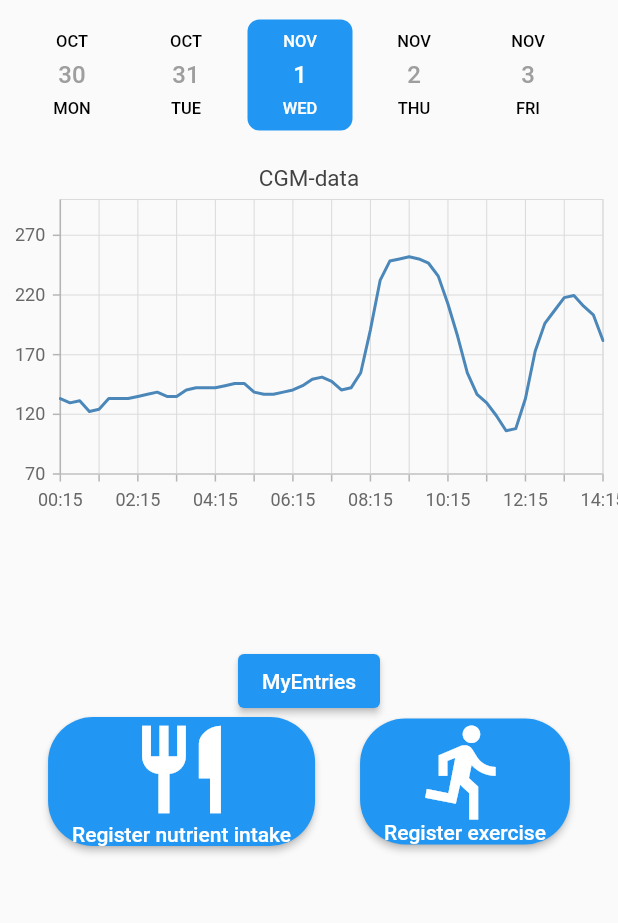
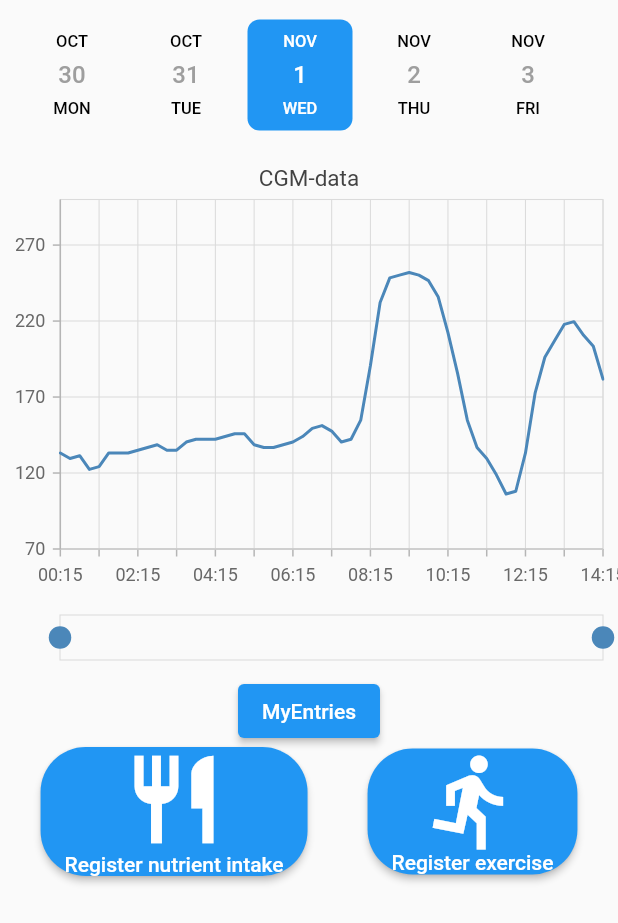
Before and after one commit to NicolajBP/P5Flutter, a Flutter app: the HomePage screen opened directly, on a phone screen of 412 x 824 dp. Shown: the top 923 px of the screen. Run offline on Flutter 3.47's test engine with Material 2 defaults, Android fonts, the phone set to English and light mode, and no system bars; drawn by our look-alikes of date_picker_timeline; our stand-ins replace cloud_firestore, firebase_auth, firebase_core, google_fonts, syncfusion_flutter_charts; accounts and stored records are empty; network calls fail.

Commit message:
har lavet ny graf

```diff
--- a/lib/graph.dart
+++ b/lib/graph.dart
@@ -1,9 +1,5 @@
 import 'package:flutter/material.dart';
-import 'package:intl/intl.dart';
 import 'package:syncfusion_flutter_charts/charts.dart';
-import 'package:excel/excel.dart';
-import 'dart:io';
-import 'package:path/path.dart';
 
 
 class LiveChartWidget extends StatefulWidget {
@@ -13,14 +9,81 @@ class LiveChartWidget extends StatefulWidget {
 
 class _LiveChartWidgetState extends State<LiveChartWidget> {
   late List<LiveData> chartData;
+  late List<Register> registerData;
   /*  late ChartSeriesController _chartSeriesController; */
 
   @override
   void initState() {
     super.initState();
     chartData = getChartData();
+    registerData = getRegisterData();
     /* Timer.periodic(const Duration(seconds: 1), updateDataSource); */
   }
+
+List<Register> getRegisterData(){
+  return <Register>[
+    Register(times:DateTime(2021,2,8,0,15)),
+    Register(times:DateTime(2021,2,8,0,30)),
+    Register(times:DateTime(2021,2,8,0,45)),
+    Register(times:DateTime(2021,2,8,1,0)),
+    Register(times:DateTime(2021,2,8,1,15)),
+    Register(times:DateTime(2021,2,8,1,30)),
+    Register(times:DateTime(2021,2,8,1,45)),
+    Register(times:DateTime(2021,2,8,2,0)),
+    Register(times:DateTime(2021,2,8,2,15)),
+    Register(times:DateTime(2021,2,8,2,30)),
+    Register(times:DateTime(2021,2,8,2,45)),
+    Register(times:DateTime(2021,2,8,3,0)),
+    Register(times:DateTime(2021,2,8,3,15)),
+    Register(times:DateTime(2021,2,8,3,30)),
+    Register(times:DateTime(2021,2,8,3,45)),
+    Register(times:DateTime(2021,2,8,4,0)),
+    Register(times:DateTime(2021,2,8,4,15)),
+    Register(times:DateTime(2021,2,8,4,30)),
+    Register(times:DateTime(2021,2,8,4,45)),
+    Register(times:DateTime(2021,2,8,5,0)),
+    Register(times:DateTime(2021,2,8,5,15)),
+    Register(times:DateTime(2021,2,8,5,30)),
+    Register(times:DateTime(2021,2,8,5,45)),
+    Register(times:DateTime(2021,2,8,6,0)),
+    Register(times:DateTime(2021,2,8,6,15)),
+    Register(times:DateTime(2021,2,8,6,30)),
+    Register(times:DateTime(2021,2,8,6,45)),
+    Register(times:DateTime(2021,2,8,7,0),eating: 1),
+    Register(times:DateTime(2021,2,8,7,15)),
+    Register(times:DateTime(2021,2,8,7,30)),
+    Register(times:DateTime(2021,2,8,7,45)),
+    Register(times:DateTime(2021,2,8,8,0)),
+    Register(times:DateTime(2021,2,8,8,15)),
+    Register(times:DateTime(2021,2,8,8,30)),
+    Register(times:DateTime(2021,2,8,8,45)),
+    Register(times:DateTime(2021,2,8,9,0)),
+    Register(times:DateTime(2021,2,8,9,15)),
+    Register(times:DateTime(2021,2,8,9,30)),
+    Register(times:DateTime(2021,2,8,9,45)),
+    Register(times:DateTime(2021,2,8,10,0),eating: 1),
+    Register(times:DateTime(2021,2,8,10,15)),
+    Register(times:DateTime(2021,2,8,10,30)),
+    Register(times:DateTime(2021,2,8,10,45)),
+    Register(times:DateTime(2021,2,8,11,0)),
+    Register(times:DateTime(2021,2,8,11,15)),
+    Register(times:DateTime(2021,2,8,11,30),exercise: 1),
+    Register(times:DateTime(2021,2,8,11,45)),
+    Register(times:DateTime(2021,2,8,12,0)),
+    Register(times:DateTime(2021,2,8,12,15)),
+    Register(times:DateTime(2021,2,8,12,30)),
+    Register(times:DateTime(2021,2,8,12,45)),
+    Register(times:DateTime(2021,2,8,13,0)),
+    Register(times:DateTime(2021,2,8,13,15)),
+    Register(times:DateTime(2021,2,8,13,30)),
+    Register(times:DateTime(2021,2,8,13,45)),
+    Register(times:DateTime(2021,2,8,14,0)),
+    Register(times:DateTime(2021,2,8,14,15)),
+  ];
+}
+
+
+
 
 // Den behøver ikke opdatere hele tiden, den opdatere hver gang man går på homepage,så hvis den downloader data fra firebase inden opdatere den fint
 
@@ -102,12 +165,16 @@ updateDataSource(Timer timer){
  */
 
 // Det Her er widget der bygger grafen op
+
+
 @override
   Widget build(BuildContext context) {
-
-    return SafeArea(
-        child: Scaffold(
-            body: SfCartesianChart(
+  return Scaffold(
+            body: Center(
+                child: Container(
+                    child: Column(children: [
+                      Container(
+                        child: SfCartesianChart(
                           title: ChartTitle(text: 'CGM-data'),
                           legend: const Legend(isVisible: false),
                           series: <ChartSeries>[
@@ -118,12 +185,12 @@ updateDataSource(Timer timer){
                             ),
                           ],
                           primaryXAxis: DateTimeAxis(
-      intervalType: DateTimeIntervalType.hours, interval:1,
+                          intervalType: DateTimeIntervalType.auto, interval:1,
                           plotBands: <PlotBand>[                                      //grøn bånd
                                 PlotBand(
                                 isVisible: true,
                                 start: DateTime(2021,2,8,0,0),      //x-aksen start - går nok galt når vi ændrer dagen
-            end: DateTime(2021,2,8,14,0),
+                                end: DateTime(2021,2,8,14,15),
                                 associatedAxisStart: 120,           //y-aksen start
                                 associatedAxisEnd: 200,
                                 shouldRenderAboveSeries: false,
@@ -160,7 +227,40 @@ updateDataSource(Timer timer){
                                     )
                                   ]
                                 ),
-    )));
+                              ),
+                            ),
+                      Padding(
+                        padding: const EdgeInsets.only(left: 30),
+                        child: Container(
+                          height: 50,
+                          child: SfCartesianChart(
+                            legend: const Legend(isVisible: false),
+                            series: <ChartSeries>[
+                              ScatterSeries<Register, DateTime>(
+                                dataSource: registerData,
+                                xValueMapper: (Register data, _) => data.times,
+                                yValueMapper: (Register data, _) => data.eating,
+                                markerSettings: const MarkerSettings(height: 15,
+                                      width: 15,
+                                      // Scatter will render in diamond shape
+                                      shape: DataMarkerType.diamond
+                                      )
+                              ),
+                            ],
+                            primaryXAxis: DateTimeAxis(
+                            intervalType: DateTimeIntervalType.auto, interval:1,
+                            isVisible: false),
+                            primaryYAxis: NumericAxis(minimum: 0, maximum: 2,interval: 2,
+                            isVisible: false
+                            )
+                        ),
+                                          ),
+                      )
+                  ],
+                )
+              )
+            )
+          );
 }
 
 /*   @override
@@ -191,3 +291,11 @@ class LiveData {
 
   LiveData({this.time, this.speed});
 }
+
+
+class Register {
+  final DateTime? times;
+  final num? eating;
+  final num? exercise;
+  Register({this.eating, this.times, this.exercise});
+}
--- a/lib/home_page.dart
+++ b/lib/home_page.dart
@@ -1,14 +1,11 @@
+import 'package:date_picker_timeline/date_picker_timeline.dart';
 import 'package:firebase_auth/firebase_auth.dart';
-import 'package:flutter/foundation.dart';
 import 'package:flutter/material.dart';
+import "package:p5/graph.dart";
 import 'package:p5/myEntries.dart';
 import 'package:p5/register_page.dart';
 import 'package:p5/report_exercise.dart';
 import 'package:p5/report_nutrient_intake.dart';
-import 'package:cloud_firestore/cloud_firestore.dart';
-import 'package:intl/intl.dart';
-import 'package:date_picker_timeline/date_picker_timeline.dart';
-import "package:p5/graph.dart";
 
 
 class HomePage extends StatefulWidget {
@@ -57,11 +54,11 @@ final user =FirebaseAuth.instance.currentUser!;
 
             ),
       Container(
-              height: 250,
+              height: 350,
               width: double.infinity,
               child: LiveChartWidget(),
             ),
-      const SizedBox(height: 80),
+
 
             ElevatedButton( //my entries button
             onPressed: () {
@@ -97,7 +94,7 @@ final user =FirebaseAuth.instance.currentUser!;
             ),
 
 
-      const SizedBox(width: 30),
+      const SizedBox(width: 40),
 
         ElevatedButton(                                       //exercise button
           onPressed: () {
```
Lines whose indentation alone changed are shown as unchanged.
